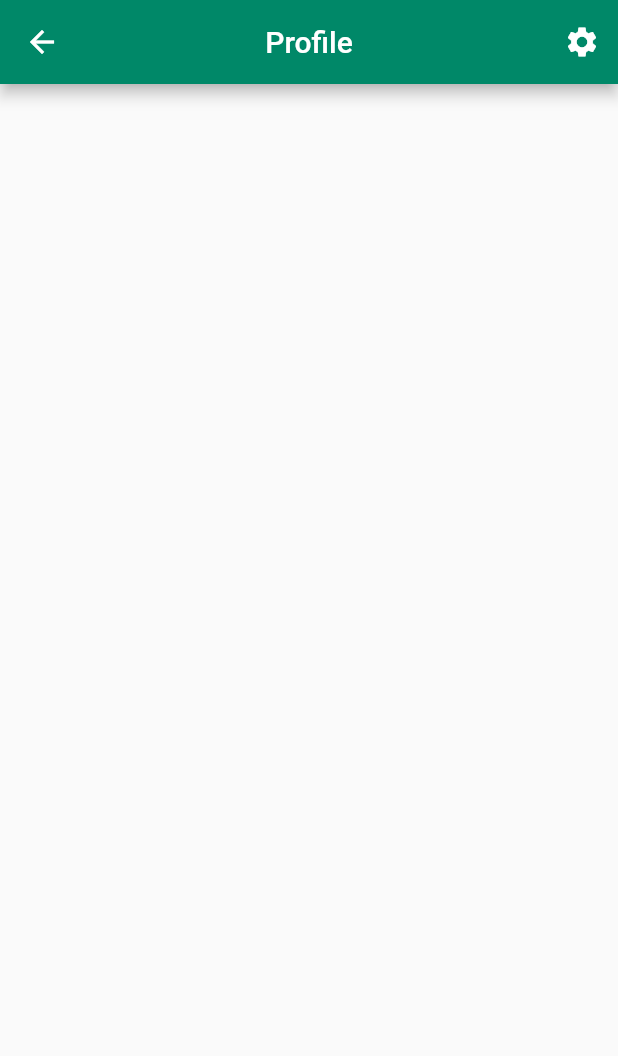
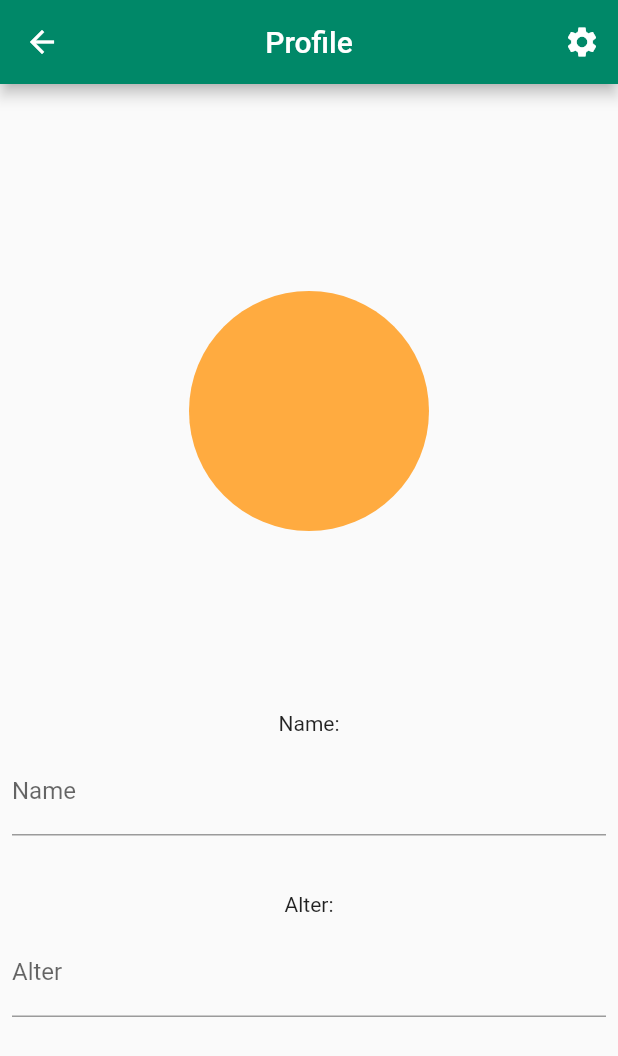
Before and after one commit to hanna-kr/grootly_app, a Flutter app: the screen it shows after launch, after a tap on the "person" icon, on a phone screen of 412 x 824 dp. Shown: the top 1056 px of the screen. Run offline on Flutter 3.47's test engine with Material 2 defaults, Android fonts, the phone set to English and light mode, and no system bars; network calls fail.

Commit message:
home: listview - horizontal scrolling, profile: avatar, textfields, settings: container with gesturedetector - pop to home

```diff
--- a/lib/home.dart
+++ b/lib/home.dart
@@ -3,12 +3,16 @@ import 'package:flutter/material.dart';
 class Recipe {
   String recipeName;
   int recipeTime;
+  Image recipeImage;
 
-  Recipe({required this.recipeName, required this.recipeTime});
+  Recipe(
+      {required this.recipeName,
+      required this.recipeTime,
+      required this.recipeImage});
 }
 
 class HomePage extends StatefulWidget {
-  const HomePage({super.key});
+  const HomePage({Key? key}) : super(key: key);
 
   @override
   State<HomePage> createState() => _HomePageState();
@@ -24,10 +28,26 @@ class _HomePageState extends State<HomePage> {
   );
 
   final List<Recipe> recipes = [
-    Recipe(recipeName: 'Baguette', recipeTime: 30),
-    Recipe(recipeName: 'Baguette', recipeTime: 30),
-    Recipe(recipeName: 'Baguette', recipeTime: 30),
-    Recipe(recipeName: 'Baguette', recipeTime: 30),
+    Recipe(
+        recipeName: 'Baguette',
+        recipeTime: 30,
+        recipeImage: Image.network(
+            'https://images.unsplash.com/photo-1599819055803-717bba43890f?ixlib=rb-4.0.3&ixid=M3wxMjA3fDB8MHxwaG90by1wYWdlfHx8fGVufDB8fHx8fA%3D%3D&auto=format&fit=crop&w=1170&q=80')),
+    Recipe(
+        recipeName: 'Butter',
+        recipeTime: 40,
+        recipeImage: Image.network(
+            'https://images.unsplash.com/photo-1573812461383-e5f8b759d12e?ixlib=rb-4.0.3&ixid=M3wxMjA3fDB8MHxwaG90by1wYWdlfHx8fGVufDB8fHx8fA%3D%3D&auto=format&fit=crop&w=1170&q=80')),
+    Recipe(
+        recipeName: 'Frischkäse',
+        recipeTime: 25,
+        recipeImage: Image.network(
+            'https://images.unsplash.com/photo-1442604699113-7d805614c476?ixlib=rb-4.0.3&ixid=M3wxMjA3fDB8MHxwaG90by1wYWdlfHx8fGVufDB8fHx8fA%3D%3D&auto=format&fit=crop&w=1170&q=80')),
+    Recipe(
+        recipeName: 'Pesto',
+        recipeTime: 30,
+        recipeImage: Image.network(
+            'https://images.unsplash.com/photo-1519623286359-e9f3cbef015b?ixlib=rb-4.0.3&ixid=M3wxMjA3fDB8MHxwaG90by1wYWdlfHx8fGVufDB8fHx8fA%3D%3D&auto=format&fit=crop&w=1170&q=80')),
   ];
 
   @override
@@ -52,21 +72,27 @@ class _HomePageState extends State<HomePage> {
           ),
         ],
       ),
-      body: Center(
+      body: SingleChildScrollView(
         child: Column(
-          mainAxisAlignment: MainAxisAlignment.center,
           children: [
             placeholder2,
             Card(
               child: Column(
                 children: [
                   Image.network(
-                      'https://media.istockphoto.com/id/1170328725/photo/close-up-of-various-food-in-airtight-jars.jpg?s=612x612&w=0&k=20&c=u5tUqbQPbcZ5zvMuRWrLv4VRxRpEBc8zbZpVh5TCqSk='),
-                  const ListTile(
-                    title: Text('Lebenmittel richtig lagern'),
-                    subtitle: Text(
-                        'Lorem ipsum dolor sit amet, consectetur adipiscing elit. At purus tellus arcu sit nibh consectetur.'),
-                    trailing: Icon((Icons.favorite_outline)),
+                    'https://media.istockphoto.com/id/1170328725/photo/close-up-of-various-food-in-airtight-jars.jpg?s=612x612&w=0&k=20&c=u5tUqbQPbcZ5zvMuRWrLv4VRxRpEBc8zbZpVh5TCqSk=',
+                    height: 200,
+                    width: double.infinity,
+                    fit: BoxFit.cover,
+                  ),
+                  ListTile(
+                    title: const Text('Lebenmittel richtig lagern'),
+                    subtitle: const Text(
+                      'Lorem ipsum dolor sit amet, consectetur adipiscing elit. At purus tellus arcu sit nibh consectetur.',
+                    ),
+                    trailing: IconButton(
+                        onPressed: () {},
+                        icon: const Icon(Icons.favorite_outline)),
                   ),
                 ],
               ),
@@ -77,16 +103,27 @@ class _HomePageState extends State<HomePage> {
               style: TextStyle(fontSize: 20, fontWeight: FontWeight.w500),
             ),
             placeholder2,
-            Expanded(
+            SizedBox(
+              height: 200,
               child: ListView.builder(
+                scrollDirection: Axis.horizontal,
                 itemCount: recipes.length,
                 itemBuilder: (BuildContext context, int index) {
-                  return Card(
-                    child: ListTile(
-                      leading: Image.network(
-                          'https://images.unsplash.com/photo-1599819055803-717bba43890f?ixlib=rb-4.0.3&ixid=M3wxMjA3fDB8MHxwaG90by1wYWdlfHx8fGVufDB8fHx8fA%3D%3D&auto=format&fit=crop&w=1170&q=80'),
-                      title: Text(recipes[index].recipeName),
-                      subtitle: Text('${recipes[index].recipeTime} min'),
+                  return SizedBox(
+                    width: 150,
+                    child: Card(
+                      child: Column(
+                        children: [
+                          recipes[index].recipeImage,
+                          ListTile(
+                            title: Text(recipes[index].recipeName),
+                            subtitle: Text('${recipes[index].recipeTime} min'),
+                            trailing: IconButton(
+                                onPressed: () {},
+                                icon: const Icon(Icons.favorite_outline)),
+                          ),
+                        ],
+                      ),
                     ),
                   );
                 },
--- a/lib/profile.dart
+++ b/lib/profile.dart
@@ -20,6 +20,42 @@ class ProfilePage extends StatelessWidget {
             },
           ),
         ],
-    ));
+      ),
+      body: const Center(
+        child: Column(
+          mainAxisAlignment: MainAxisAlignment.center,
+          children: [
+            CircleAvatar(
+              radius: 80,
+              backgroundColor: Colors.orangeAccent,
+            ),
+            SizedBox(
+              height: 120,
+            ),
+            Text('Name:'),
+            Padding(
+              padding: EdgeInsets.all(8.0),
+              child: TextField(
+                decoration: InputDecoration(
+                  labelText: 'Name',
+                ),
+              ),
+            ),
+            SizedBox(
+              height: 30,
+            ),
+            Text('Alter:'),
+            Padding(
+              padding: EdgeInsets.all(8.0),
+              child: TextField(
+                decoration: InputDecoration(
+                  labelText: 'Alter',
+                ),
+              ),
+            ),
+          ],
+        ),
+      ),
+    );
   }
 }
--- a/lib/search.dart
+++ b/lib/search.dart
@@ -17,8 +17,8 @@ class SearchPage extends StatelessWidget {
           },
         ),
       ),
-      body: SearchBar(
-        leading: const Icon(Icons.search),
+      body: const SearchBar(
+        leading: Icon(Icons.search),
         hintText: 'Search text ...',
       ),
     );
```
Also changed, not shown: lib/settings.dart (+26 -6 lines). Lines whose indentation alone changed are shown as unchanged.
